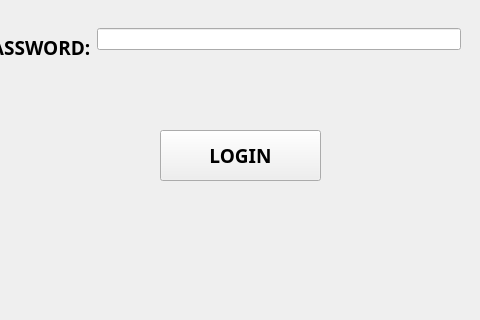
Above: CODIFICACIÓN/Ragnarok/login.ui from 29022020/PROYECTO-FINAL before the change; both pictures show x 160 to 640 and y 280 to 600 of the 800 by 600 pixel window. Below: the same form after it.
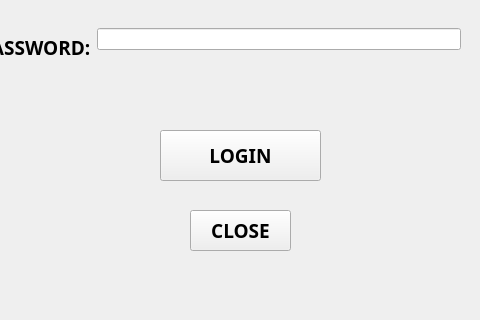
That is the form after the change.

The edit to the form file:
```diff
--- a/CODIFICACIÓN/Ragnarok/login.ui
+++ b/CODIFICACIÓN/Ragnarok/login.ui
@@ -56,7 +56,7 @@
      <string>&lt;html&gt;&lt;head/&gt;&lt;body&gt;&lt;p&gt;&lt;span style=&quot; color:#0000ff;&quot;&gt;LOGIN USER&lt;/span&gt;&lt;/p&gt;&lt;/body&gt;&lt;/html&gt;</string>
     </property>
    </widget>
-   <widget class="QWidget" name="">
+   <widget class="QWidget" name="layoutWidget">
     <property name="geometry">
      <rect>
       <x>140</x>
@@ -112,6 +112,27 @@
      </item>
     </layout>
    </widget>
+   <widget class="QPushButton" name="closePushButton">
+    <property name="geometry">
+     <rect>
+      <x>350</x>
+      <y>490</y>
+      <width>101</width>
+      <height>41</height>
+     </rect>
+    </property>
+    <property name="font">
+     <font>
+      <family>Nunito Black</family>
+      <pointsize>14</pointsize>
+      <weight>75</weight>
+      <bold>true</bold>
+     </font>
+    </property>
+    <property name="text">
+     <string>CLOSE</string>
+    </property>
+   </widget>
   </widget>
   <widget class="QMenuBar" name="menubar">
    <property name="geometry">
```
